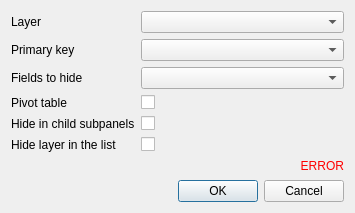
The window that resources/ui/ui_form_attribute_table.ui (3liz/lizmap-plugin) describes before a commit, drawn with Qt 5.
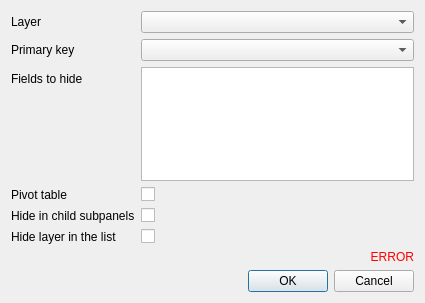
The same window after the commit. Custom widgets are drawn as their Qt base class.

Commit message: add QListWidget for fields selection

The edit to the form file:
```diff
--- a/resources/ui/ui_form_attribute_table.ui
+++ b/resources/ui/ui_form_attribute_table.ui
@@ -6,8 +6,8 @@
    <rect>
     <x>0</x>
     <y>0</y>
-    <width>355</width>
-    <height>213</height>
+    <width>425</width>
+    <height>303</height>
    </rect>
   </property>
   <property name="windowTitle">
@@ -43,13 +43,6 @@
        </property>
       </widget>
      </item>
-     <item row="2" column="1">
-      <widget class="QComboBox" name="fields_to_hide">
-       <property name="toolTip">
-        <string>List of fields to hide in the attribute table</string>
-       </property>
-      </widget>
-     </item>
      <item row="3" column="0">
       <widget class="QLabel" name="label_pivot_table">
        <property name="text">
@@ -95,6 +88,9 @@
        </property>
       </widget>
      </item>
+     <item row="2" column="1">
+      <widget class="ListFieldsSelection" name="fields_to_hide"/>
+     </item>
     </layout>
    </item>
    <item>
@@ -133,6 +129,11 @@
    <extends>QComboBox</extends>
    <header>qgis.gui</header>
   </customwidget>
+  <customwidget>
+   <class>ListFieldsSelection</class>
+   <extends>QListWidget</extends>
+   <header>lizmap.qgis_plugin_tools.widgets.list_fields_selection</header>
+  </customwidget>
  </customwidgets>
  <resources/>
  <connections/>
```
The commit also changes 4 other files.
